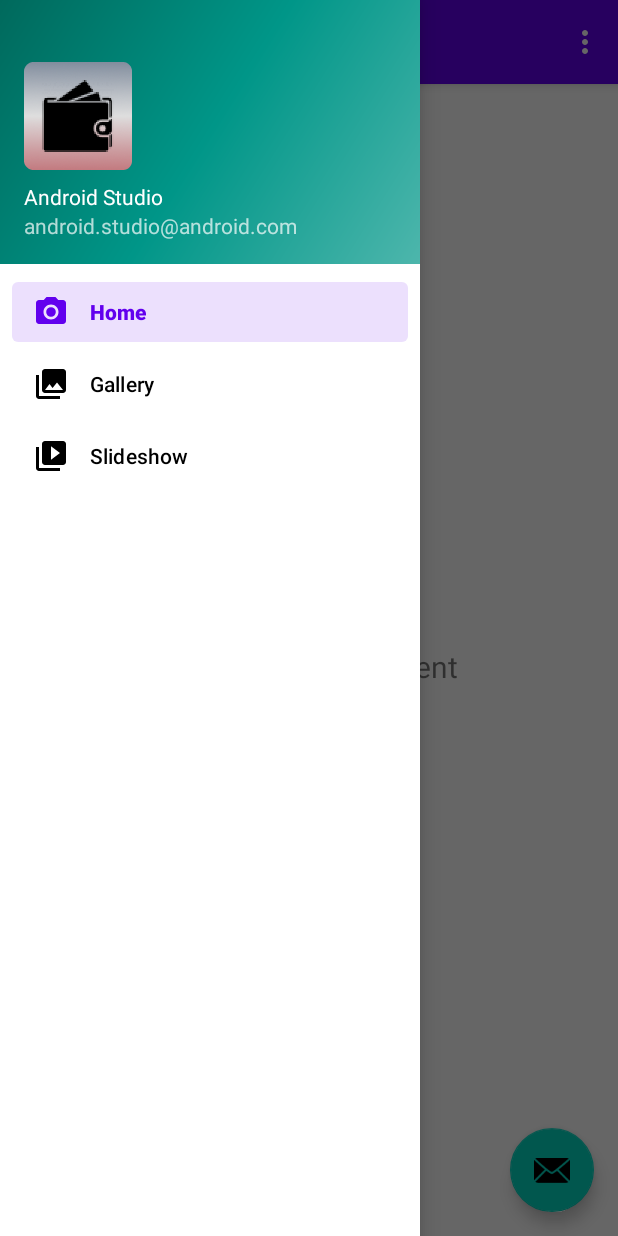
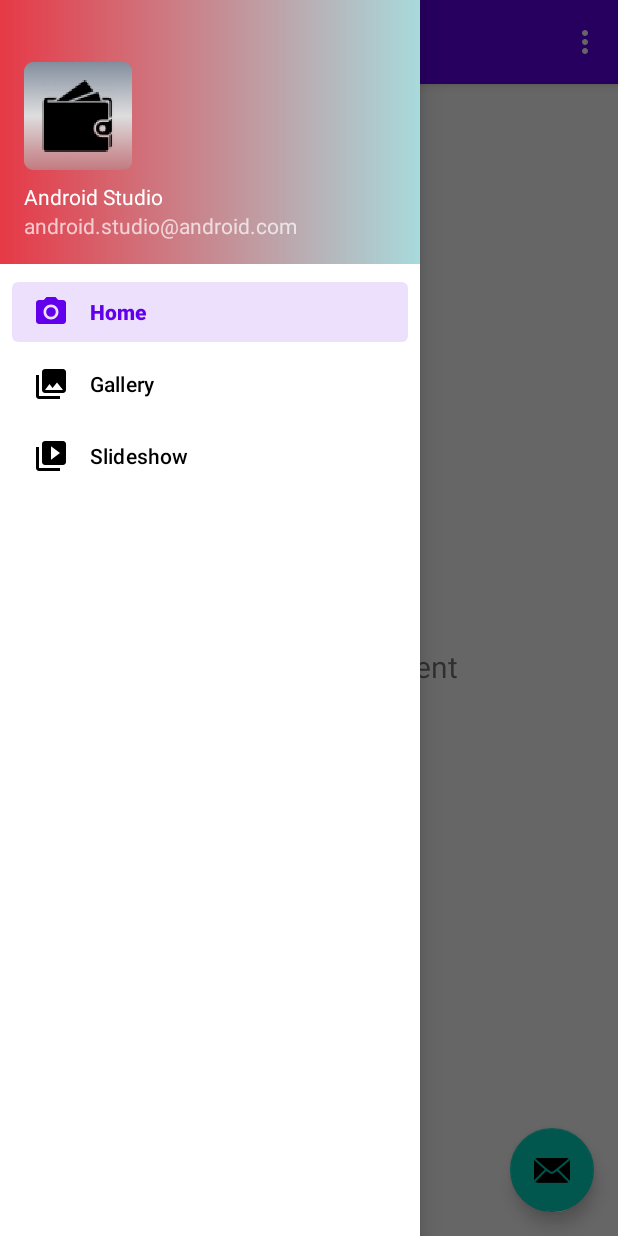
Before and after one commit to oana-rancov/MSAproj, an Android app: the NavigationActivity screen opened directly, with no data from a screen before it, with the side drawer open, on a phone screen of 412 x 824 dp. Run offline under Robolectric (Android 15) with nearby library versions, the phone set to English and light mode, and no system bars; our stand-ins replace navigation-ui.

Commit message:
Changed header color

```diff
--- /dev/null
+++ b/app/src/main/res/drawable/gradient2.xml
@@ -0,0 +1,7 @@
+<?xml version="1.0" encoding="utf-8"?>
+<shape xmlns:android="http://schemas.android.com/apk/res/android">
+    <gradient
+        android:angle="180"
+        android:startColor="#a8dadc"
+        android:endColor="#E63946" />
+</shape>
--- a/app/src/main/res/layout/nav_header_navigation.xml
+++ b/app/src/main/res/layout/nav_header_navigation.xml
@@ -3,7 +3,7 @@
     xmlns:app="http://schemas.android.com/apk/res-auto"
     android:layout_width="match_parent"
     android:layout_height="@dimen/nav_header_height"
-    android:background="@drawable/side_nav_bar"
+    android:background="@drawable/gradient2"
     android:gravity="bottom"
     android:orientation="vertical"
     android:paddingLeft="@dimen/activity_horizontal_margin"
```
